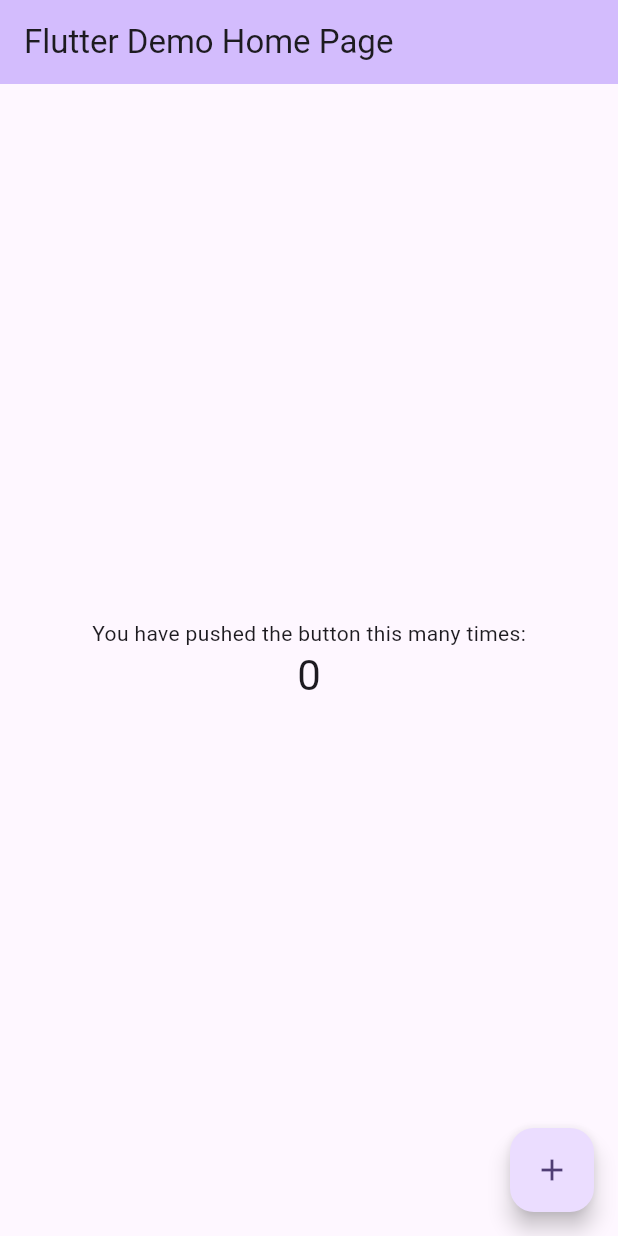
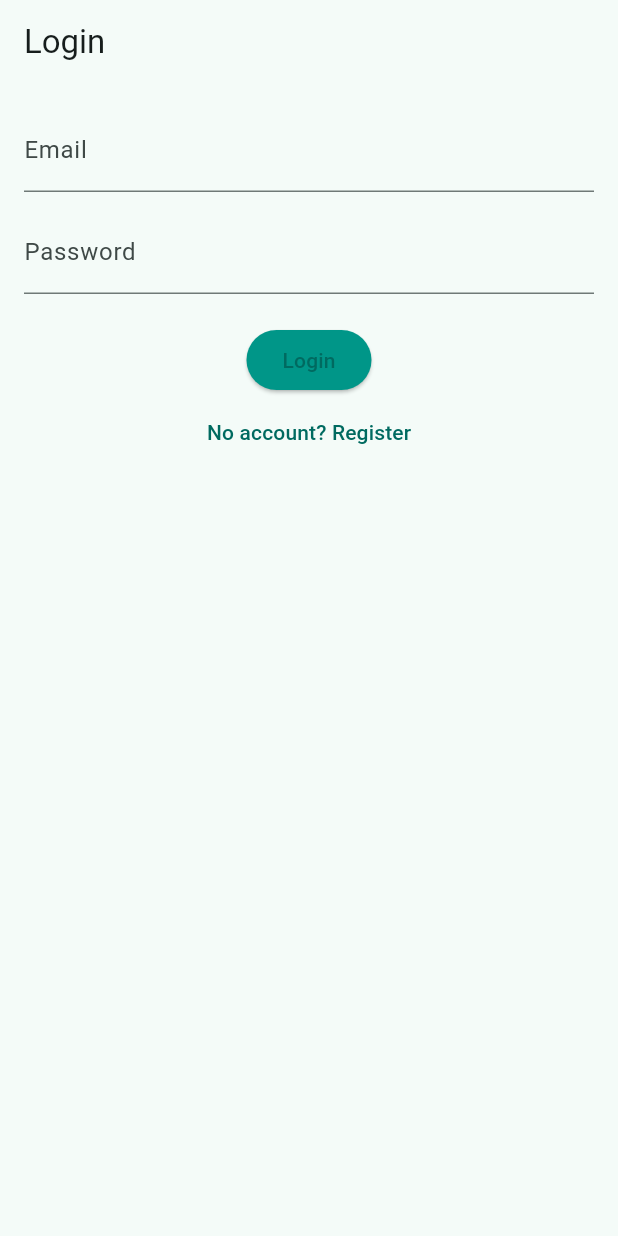
Before and after one commit to chrisnguyen18/message_board, a Flutter app: the screen it shows after launch, on a phone screen of 412 x 824 dp. Run offline on Flutter 3.47's test engine with Material 3 defaults, Android fonts, the phone set to English and light mode, and no system bars; our stand-ins replace cloud_firestore, firebase_auth, firebase_core; accounts and stored records are empty.

Commit message:
Implement a login and registration page and connected it with firestore

```diff
--- a/lib/main.dart
+++ b/lib/main.dart
@@ -1,6 +1,8 @@
 import 'package:flutter/material.dart';
 import 'package:firebase_core/firebase_core.dart';
 import 'firebase_options.dart';
+import 'package:firebase_auth/firebase_auth.dart';
+import 'package:cloud_firestore/cloud_firestore.dart';
 
 Future<void> main() async {
   WidgetsFlutterBinding.ensureInitialized();
@@ -12,117 +14,197 @@ Future<void> main() async {
 
 class MyApp extends StatelessWidget {
   const MyApp({super.key});
-
-  // This widget is the root of your application.
   @override
   Widget build(BuildContext context) {
     return MaterialApp(
-      title: 'Flutter Demo',
-      theme: ThemeData(
-        // This is the theme of your application.
-        //
-        // TRY THIS: Try running your application with "flutter run". You'll see
-        // the application has a purple toolbar. Then, without quitting the app,
-        // try changing the seedColor in the colorScheme below to Colors.green
-        // and then invoke "hot reload" (save your changes or press the "hot
-        // reload" button in a Flutter-supported IDE, or press "r" if you used
-        // the command line to start the app).
-        //
-        // Notice that the counter didn't reset back to zero; the application
-        // state is not lost during the reload. To reset the state, use hot
-        // restart instead.
-        //
-        // This works for code too, not just values: Most code changes can be
-        // tested with just a hot reload.
-        colorScheme: ColorScheme.fromSeed(seedColor: Colors.deepPurple),
-      ),
-      home: const MyHomePage(title: 'Flutter Demo Home Page'),
+      title: 'Auth + Firestore Demo',
+      theme: ThemeData(colorScheme: ColorScheme.fromSeed(seedColor: Colors.teal), useMaterial3: true),
+      initialRoute: '/login',
+      routes: {
+        '/login': (_) => const LoginPage(),
+        '/register': (_) => const RegisterPage(),
+        '/boards': (_) => const BoardsPage(),
+      },
     );
   }
 }
 
-class MyHomePage extends StatefulWidget {
-  const MyHomePage({super.key, required this.title});
-
-  // This widget is the home page of your application. It is stateful, meaning
-  // that it has a State object (defined below) that contains fields that affect
-  // how it looks.
-
-  // This class is the configuration for the state. It holds the values (in this
-  // case the title) provided by the parent (in this case the App widget) and
-  // used by the build method of the State. Fields in a Widget subclass are
-  // always marked "final".
-
-  final String title;
+// Login
+class LoginPage extends StatefulWidget {
+  const LoginPage({super.key});
+  @override
+  State<LoginPage> createState() => _LoginPageState();
+}
+class _LoginPageState extends State<LoginPage> {
+  final _form = GlobalKey<FormState>();
+  final _email = TextEditingController();
+  final _password = TextEditingController();
+  bool _busy = false;
 
   @override
-  State<MyHomePage> createState() => _MyHomePageState();
-}
+  void dispose() { _email.dispose(); _password.dispose(); super.dispose(); }
 
-class _MyHomePageState extends State<MyHomePage> {
-  int _counter = 0;
-
-  void _incrementCounter() {
-    setState(() {
-      // This call to setState tells the Flutter framework that something has
-      // changed in this State, which causes it to rerun the build method below
-      // so that the display can reflect the updated values. If we changed
-      // _counter without calling setState(), then the build method would not be
-      // called again, and so nothing would appear to happen.
-      _counter++;
-    });
+  Future<void> _login() async {
+    if (!_form.currentState!.validate()) return;
+    setState(() => _busy = true);
+    try {
+      await FirebaseAuth.instance.signInWithEmailAndPassword(
+        email: _email.text.trim(),
+        password: _password.text,
+      );
+      if (!mounted) return;
+      Navigator.pushReplacementNamed(context, '/boards');
+    } on FirebaseAuthException catch (e) {
+      ScaffoldMessenger.of(context).showSnackBar(SnackBar(content: Text(e.message ?? 'Login failed')));
+    } finally {
+      if (mounted) setState(() => _busy = false);
+    }
   }
 
   @override
   Widget build(BuildContext context) {
-    // This method is rerun every time setState is called, for instance as done
-    // by the _incrementCounter method above.
-    //
-    // The Flutter framework has been optimized to make rerunning build methods
-    // fast, so that you can just rebuild anything that needs updating rather
-    // than having to individually change instances of widgets.
     return Scaffold(
-      appBar: AppBar(
-        // TRY THIS: Try changing the color here to a specific color (to
-        // Colors.amber, perhaps?) and trigger a hot reload to see the AppBar
-        // change color while the other colors stay the same.
-        backgroundColor: Theme.of(context).colorScheme.inversePrimary,
-        // Here we take the value from the MyHomePage object that was created by
-        // the App.build method, and use it to set our appbar title.
-        title: Text(widget.title),
-      ),
-      body: Center(
-        // Center is a layout widget. It takes a single child and positions it
-        // in the middle of the parent.
-        child: Column(
-          // Column is also a layout widget. It takes a list of children and
-          // arranges them vertically. By default, it sizes itself to fit its
-          // children horizontally, and tries to be as tall as its parent.
-          //
-          // Column has various properties to control how it sizes itself and
-          // how it positions its children. Here we use mainAxisAlignment to
-          // center the children vertically; the main axis here is the vertical
-          // axis because Columns are vertical (the cross axis would be
-          // horizontal).
-          //
-          // TRY THIS: Invoke "debug painting" (choose the "Toggle Debug Paint"
-          // action in the IDE, or press "p" in the console), to see the
-          // wireframe for each widget.
-          mainAxisAlignment: MainAxisAlignment.center,
-          children: <Widget>[
-            const Text('You have pushed the button this many times:'),
-            Text(
-              '$_counter',
-              style: Theme.of(context).textTheme.headlineMedium,
+      appBar: AppBar(title: const Text('Login')),
+      body: Padding(
+        padding: const EdgeInsets.all(16),
+        child: Form(
+          key: _form,
+          child: Column(mainAxisSize: MainAxisSize.min, children: [
+            TextFormField(
+              controller: _email,
+              decoration: const InputDecoration(labelText: 'Email'),
+              keyboardType: TextInputType.emailAddress,
+              validator: (v) => (v == null || v.trim().isEmpty) ? 'Enter email' : null,
             ),
-          ],
+            const SizedBox(height: 12),
+            TextFormField(
+              controller: _password,
+              decoration: const InputDecoration(labelText: 'Password'),
+              obscureText: true,
+              validator: (v) => (v == null || v.isEmpty) ? 'Enter password' : null,
+            ),
+            const SizedBox(height: 20),
+            ElevatedButton(
+              onPressed: _busy ? null : _login,
+              style: ElevatedButton.styleFrom(backgroundColor: Colors.teal),
+              child: Text(_busy ? 'Signing in...' : 'Login'),
+            ),
+            TextButton(
+              onPressed: () => Navigator.pushReplacementNamed(context, '/register'),
+              child: const Text('No account? Register'),
+            ),
+          ]),
         ),
       ),
-      floatingActionButton: FloatingActionButton(
-        onPressed: _incrementCounter,
-        tooltip: 'Increment',
-        child: const Icon(Icons.add),
-      ), // This trailing comma makes auto-formatting nicer for build methods.
     );
   }
 }
+
+// Registration
+class RegisterPage extends StatefulWidget {
+  const RegisterPage({super.key});
+  @override
+  State<RegisterPage> createState() => _RegisterPageState();
+}
+class _RegisterPageState extends State<RegisterPage> {
+  final _form = GlobalKey<FormState>();
+  final _first = TextEditingController();
+  final _last = TextEditingController();
+  final _email = TextEditingController();
+  final _password = TextEditingController();
+  String _role = 'Member';
+  bool _busy = false;
+
+  @override
+  void dispose() { _first.dispose(); _last.dispose(); _email.dispose(); _password.dispose(); super.dispose(); }
+
+  Future<void> _register() async {
+    if (!_form.currentState!.validate()) return;
+    setState(() => _busy = true);
+    try {
+      final cred = await FirebaseAuth.instance.createUserWithEmailAndPassword(
+        email: _email.text.trim(),
+        password: _password.text,
+      );
+      final uid = cred.user!.uid;
+
+      // Save profile in Firestore
+      await FirebaseFirestore.instance.collection('users').doc(uid).set({
+        'uid': uid,
+        'firstName': _first.text.trim(),
+        'lastName': _last.text.trim(),
+        'role': _role,
+        'registeredAt': FieldValue.serverTimestamp(),
+        'email': _email.text.trim(),
+      });
+
+      if (!mounted) return;
+      Navigator.pushReplacementNamed(context, '/boards');
+    } on FirebaseAuthException catch (e) {
+      ScaffoldMessenger.of(context).showSnackBar(SnackBar(content: Text(e.message ?? 'Registration failed')));
+    } finally {
+      if (mounted) setState(() => _busy = false);
+    }
+  }
+
+  @override
+  Widget build(BuildContext context) {
+    return Scaffold(
+      appBar: AppBar(title: const Text('Register')),
+      body: Padding(
+        padding: const EdgeInsets.all(16),
+        child: Form(
+          key: _form,
+          child: Column(mainAxisSize: MainAxisSize.min, children: [
+            TextFormField(
+              controller: _first,
+              decoration: const InputDecoration(labelText: 'First name'),
+              validator: (v) => (v == null || v.trim().isEmpty) ? 'Required' : null,
+            ),
+            const SizedBox(height: 12),
+            TextFormField(
+              controller: _last,
+              decoration: const InputDecoration(labelText: 'Last name'),
+              validator: (v) => (v == null || v.trim().isEmpty) ? 'Required' : null,
+            ),
+            const SizedBox(height: 12),
+            DropdownButtonFormField<String>(
+              value: _role,
+              items: const [
+                DropdownMenuItem(value: 'Member', child: Text('Member')),
+                DropdownMenuItem(value: 'Moderator', child: Text('Moderator')),
+                DropdownMenuItem(value: 'Admin', child: Text('Admin')),
+              ],
+              onChanged: (v) => setState(() => _role = v ?? 'Member'),
+              decoration: const InputDecoration(labelText: 'Role'),
+            ),
+            const SizedBox(height: 12),
+            TextFormField(
+              controller: _email,
+              decoration: const InputDecoration(labelText: 'Email'),
+              keyboardType: TextInputType.emailAddress,
+              validator: (v) => (v == null || v.trim().isEmpty) ? 'Enter email' : null,
+            ),
+            const SizedBox(height: 12),
+            TextFormField(
+              controller: _password,
+              decoration: const InputDecoration(labelText: 'Password (≥ 6)'),
+              obscureText: true,
+              validator: (v) => (v == null || v.length < 6) ? 'Min 6 characters' : null,
+            ),
+            const SizedBox(height: 20),
+            ElevatedButton(
+              onPressed: _busy ? null : _register,
+              style: ElevatedButton.styleFrom(backgroundColor: Colors.teal),
+              child: Text(_busy ? 'Creating account...' : 'Create Account'),
+            ),
+            TextButton(
+              onPressed: () => Navigator.pushReplacementNamed(context, '/login'),
+              child: const Text('Have an account? Login'),
+            ),
+          ]),
+        ),
+      ),
+    );
+  }
+}
--- a/pubspec.yaml
+++ b/pubspec.yaml
@@ -36,6 +36,7 @@ dependencies:
   cupertino_icons: ^1.0.8
   firebase_core: ^4.2.1
   cloud_firestore: ^6.1.0
+  firebase_auth: ^6.1.2
 
 dev_dependencies:
   flutter_test:
```
Also changed, not shown: pubspec.lock, 3 other files.
